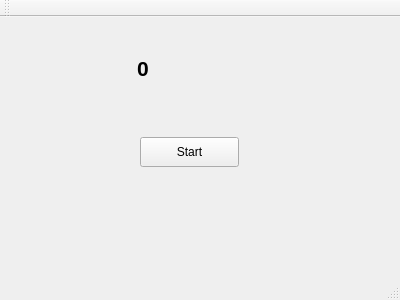
This is gui.ui in DALBulme/Lauflicht as Qt 5 draws it before an edit. The edited form follows.
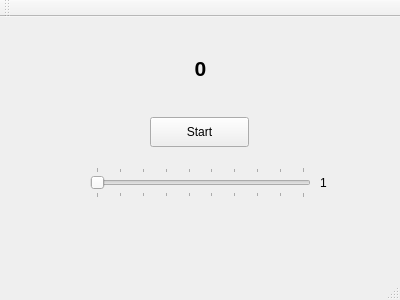
This is the edited form.

The edit to the form file:
```diff
--- a/gui.ui
+++ b/gui.ui
@@ -17,8 +17,8 @@
    <widget class="QPushButton" name="startButton">
     <property name="geometry">
      <rect>
-      <x>140</x>
-      <y>120</y>
+      <x>150</x>
+      <y>100</y>
       <width>99</width>
       <height>30</height>
      </rect>
@@ -33,7 +33,7 @@
    <widget class="QLabel" name="blinkLabel">
     <property name="geometry">
      <rect>
-      <x>137</x>
+      <x>160</x>
       <y>40</y>
       <width>81</width>
       <height>22</height>
@@ -52,6 +52,47 @@
     <property name="text">
      <string>0</string>
     </property>
+    <property name="alignment">
+     <set>Qt::AlignCenter</set>
+    </property>
+   </widget>
+   <widget class="QSlider" name="speedSlider">
+    <property name="geometry">
+     <rect>
+      <x>90</x>
+      <y>150</y>
+      <width>221</width>
+      <height>31</height>
+     </rect>
+    </property>
+    <property name="minimum">
+     <number>1</number>
+    </property>
+    <property name="maximum">
+     <number>10</number>
+    </property>
+    <property name="orientation">
+     <enum>Qt::Horizontal</enum>
+    </property>
+    <property name="tickPosition">
+     <enum>QSlider::TicksBothSides</enum>
+    </property>
+    <property name="tickInterval">
+     <number>1</number>
+    </property>
+   </widget>
+   <widget class="QLabel" name="label">
+    <property name="geometry">
+     <rect>
+      <x>320</x>
+      <y>150</y>
+      <width>68</width>
+      <height>31</height>
+     </rect>
+    </property>
+    <property name="text">
+     <string>1</string>
+    </property>
    </widget>
   </widget>
   <widget class="QMenuBar" name="menuBar">
```
Left out of the diff: 19 changed lines with no effect on the pictures.
